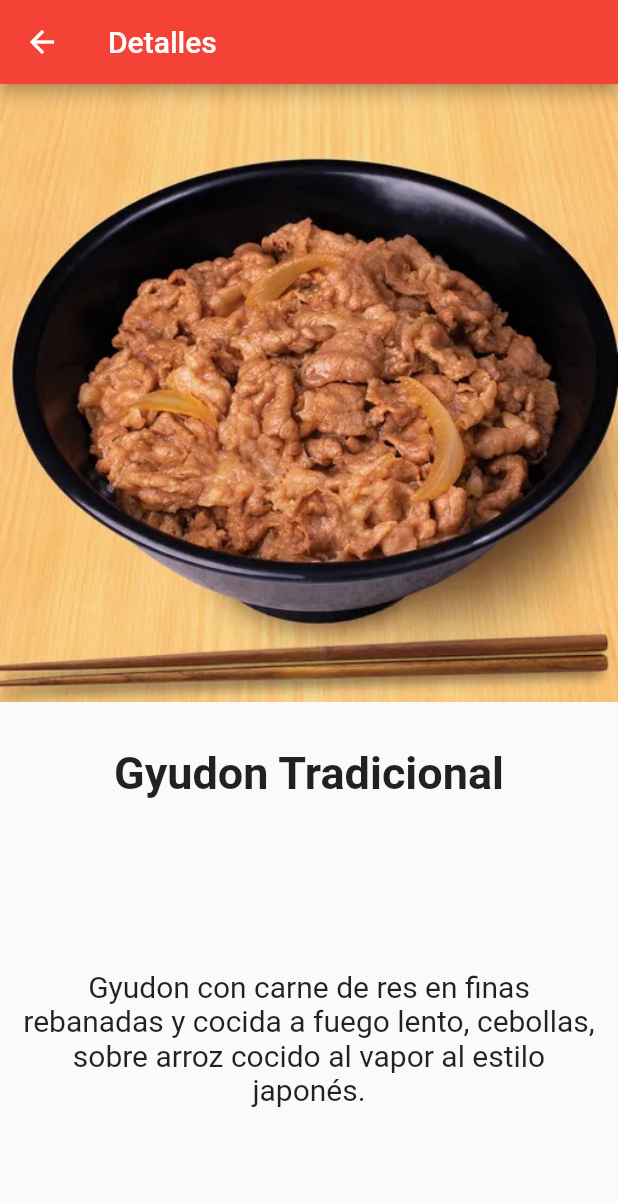
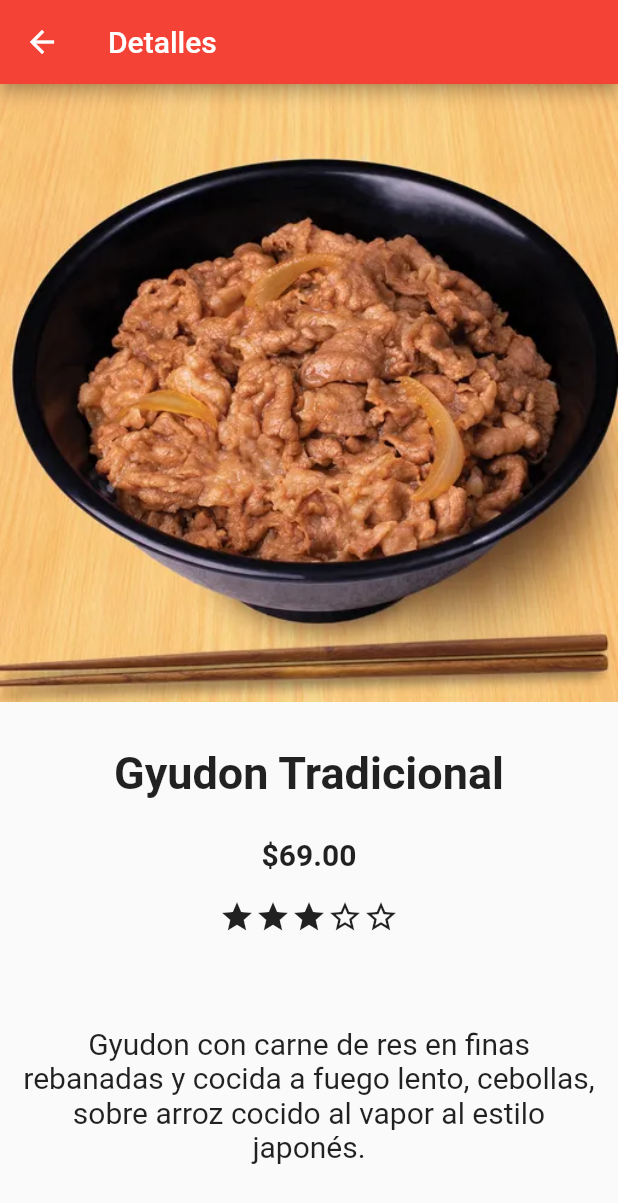
Before and after one commit to ValiantLucatero/PracticasFlutter, a Flutter app: the screen it shows after launch, after a tap on "Más", on a phone screen of 412 x 824 dp. Shown: the top 1203 px of the screen. Run offline on Flutter 3.47's test engine with Material 2 defaults, Android fonts, the phone set to English and light mode, and no system bars.

Commit message:
detail_page completa

```diff
--- a/actividad2/lib/detail_page.dart
+++ b/actividad2/lib/detail_page.dart
@@ -1,7 +1,9 @@
+import 'package:actividad2/main.dart';
 import 'package:flutter/cupertino.dart';
 import 'package:flutter/material.dart';
 import 'package:actividad2/list_page.dart';
 import 'package:flutter/painting.dart';
+import 'package:flutter/rendering.dart';
 
 class DetailPage extends StatelessWidget {
   const DetailPage({Key? key, required this.numero}) : super(key: key);
@@ -16,18 +18,38 @@ class DetailPage extends StatelessWidget {
             direction: Axis.vertical,
             children: [
               Image.asset(imagenProducto[numero]),
-              Expanded(
-                child: Container(
+              Container(
                 padding: const EdgeInsets.only(
                   top: 30,
+                  bottom: 20,
                 ),
                 child: Text(nombreProducto[numero],
-                      textAlign: TextAlign.left,
+                    textAlign: TextAlign.center,
                     style: const TextStyle(
                         fontSize: 30, fontWeight: FontWeight.bold)),
               ),
+              Container(
+                padding: const EdgeInsets.only(
+                  top: 5,
+                  bottom: 5,
                 ),
+                child: Text(
+                  precioProducto[numero],
+                  textAlign: TextAlign.center,
+                  style: TextStyle(
+                    fontSize: 20,
+                    fontWeight: FontWeight.bold,
+                  ),
+                ),
+              ),
+              Container(
+                  width: 130,
+                  height: 50,
+                  padding: const EdgeInsets.all(5),
+                  child:
+                      const ListPage().calificacion(estrellasProducto[numero])),
               Expanded(
+                  child: Center(
                 child: Container(
                   padding: const EdgeInsets.only(
                     left: 10,
@@ -40,6 +62,7 @@ class DetailPage extends StatelessWidget {
                       fontSize: 20,
                     ),
                   ),
+                ),
               )),
             ],
           ),
```
Lines whose indentation alone changed are shown as unchanged.
